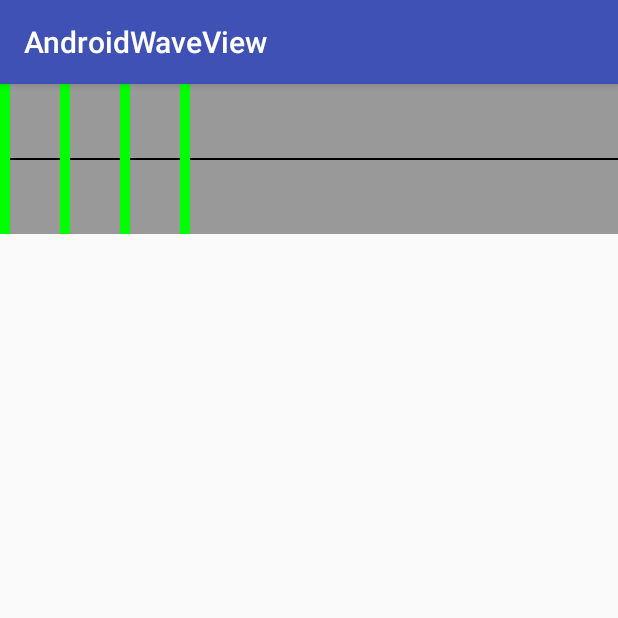
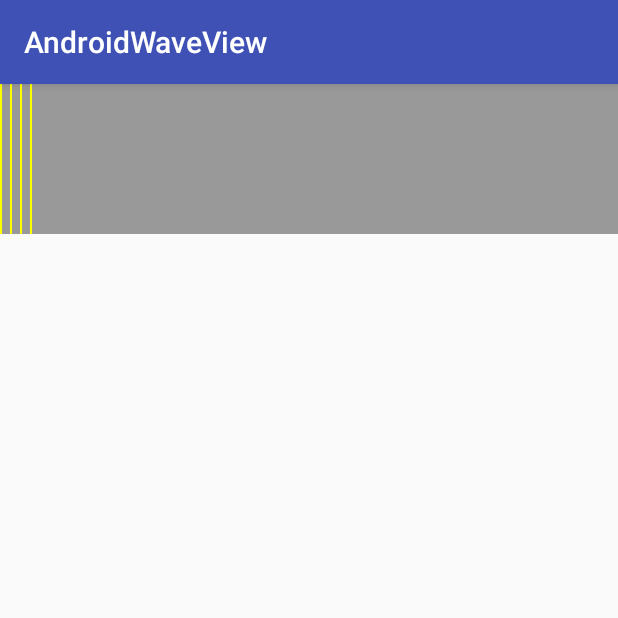
Before and after one commit to chr1123/AndroidWaveView, an Android app: the screen it shows after launch (MainActivity), on a phone screen of 412 x 824 dp, the top half of it. Run offline under Robolectric (Android 15) with nearby library versions, the phone set to English and light mode, and no system bars.

Commit message:
添加了一些样式的自定义，如波形类型、线条宽度、颜色、间距

```diff
--- a/app/src/main/res/layout/activity_main.xml
+++ b/app/src/main/res/layout/activity_main.xml
@@ -3,13 +3,20 @@
     xmlns:tools="http://schemas.android.com/tools"
     android:layout_width="match_parent"
     android:layout_height="match_parent"
+    xmlns:app="http://schemas.android.com/apk/res-auto"
     tools:context="com.chrischen.androidwaveview.MainActivity">
 
     <com.chrischen.waveview.WaveView
         android:id="@+id/waveView"
         android:layout_width="match_parent"
         android:layout_height="100dp"
-        android:background="#999"/>
+        android:background="#999"
+        app:wvType="single"
+        app:wvCenterLineColor="#f0f"
+        app:wvCenterLineWidth="1dp"
+        app:wvLineColor="#ff0"
+        app:wvLineWidth="1dp"
+        app:wvLineSpace="5dp"/>
 
 
 </FrameLayout>
--- a/waveview/src/main/java/com/chrischen/waveview/WaveView.java
+++ b/waveview/src/main/java/com/chrischen/waveview/WaveView.java
@@ -1,10 +1,12 @@
 package com.chrischen.waveview;
 
 import android.content.Context;
+import android.content.res.TypedArray;
 import android.graphics.Canvas;
 import android.graphics.Color;
 import android.graphics.Paint;
 import android.support.annotation.Nullable;
+import android.support.v4.content.ContextCompat;
 import android.util.AttributeSet;
 import android.util.Log;
 import android.view.MotionEvent;
@@ -24,22 +26,56 @@ public class WaveView extends View {
 
     public WaveView(Context context, @Nullable AttributeSet attrs) {
         super(context, attrs);
+        init(attrs);
     }
 
     public WaveView(Context context, @Nullable AttributeSet attrs, int defStyleAttr) {
         super(context, attrs, defStyleAttr);
+        init(attrs);
     }
+
+    private Integer waveType;//波形展示类型
+    private int centerLineColor = Color.BLACK;
+    private int centerLineWidth = 1;
+    private int lineColor = Color.GREEN;
+    private int lineWidth = 10;//竖线的宽度
+    private int lineSpace = 30;//竖线之间的间隔宽度
+
+    public static final int WVTYPE_CENTER_LINE = 0;//竖线从中间开始 向上向下长度相同
+    public static final int WVTYPE_SINGLE = 1;//竖线从底部开始向上计算
 
 
     private List<Integer> values;//存放数值
     private int fullValue = 100;//相对最大值
     private float mScale = 0;//传入值转换为有效数值需要使用的比例
     private int maxValue = 1;//当前数组中的最大值 该值乘以scale应等于fullValue
-    private int spaceEachLine=50;//竖线之间的间隔宽度
-    private int lineWidth = 10;//竖线的宽度
     private int maxLineCount ;
+    private boolean hasOver;//值记录是否已完毕
 
-    private boolean hasOver;//值记录是否已完毕
+    Paint paintCenterLine,paintLine;
+
+
+
+    private void init(AttributeSet attrs){
+        final TypedArray typedArray = getContext().obtainStyledAttributes(attrs, R.styleable.WaveView);
+        waveType = typedArray.getInt(R.styleable.WaveView_wvType, 0);
+        centerLineColor = typedArray.getColor(R.styleable.WaveView_wvCenterLineColor,Color.BLACK);
+        centerLineWidth = typedArray.getDimensionPixelSize(R.styleable.WaveView_wvCenterLineWidth,1);
+        lineColor = typedArray.getColor(R.styleable.WaveView_wvLineColor,Color.GREEN);
+        lineWidth = typedArray.getDimensionPixelSize(R.styleable.WaveView_wvLineWidth,10);
+        lineSpace = typedArray.getDimensionPixelSize(R.styleable.WaveView_wvLineSpace,30);
+
+        paintCenterLine = new Paint();
+        paintCenterLine.setStrokeWidth(centerLineWidth);
+        paintCenterLine.setColor(centerLineColor);
+
+        paintLine = new Paint();
+        paintLine.setStrokeWidth(lineWidth);
+        paintLine.setAntiAlias(true);
+        paintLine.setColor(lineColor);
+    }
+
+
 
     public void putValue(int value){
         if (value>maxValue){
@@ -92,22 +128,15 @@ public class WaveView extends View {
     protected void onDraw(Canvas canvas) {
         int yCenter = getHeight() / 2;
         if (maxLineCount==0){
-            maxLineCount = getWidth()/(spaceEachLine+lineWidth);
+            maxLineCount = getWidth()/(lineSpace+lineWidth);
         }
-        /***************画中线*****************/
-        Paint paintCenterLine = new Paint();
-        paintCenterLine.setStrokeWidth(2);
-        paintCenterLine.setColor(Color.BLACK);
-        canvas.drawLine(0,yCenter,getWidth(),yCenter,paintCenterLine);
+        if (waveType==WVTYPE_CENTER_LINE){
+            /***************画中线*****************/
+            canvas.drawLine(0,yCenter,getWidth(),yCenter,paintCenterLine);
+        }
         /***************画竖线*****************/
         //判断当前数组中的数据是否超出了可画竖线最大条数
         if(values!=null){
-            //竖线画笔
-            Paint paintLine = new Paint();
-            paintLine.setStrokeWidth(lineWidth);
-            paintLine.setAntiAlias(true);
-            paintLine.setColor(Color.GREEN);
-
             /**找出当前第一条竖线以及偏移量*/
             int startIndex = 0;//第一条线
             int startOffset = 0;//第一条线的偏移
@@ -122,8 +151,8 @@ public class WaveView extends View {
                     startIndex = values.size()-maxLineCount;
                 }
                 //计算移动线条数
-                int moveLineSize = moveX/(lineWidth+spaceEachLine);
-                startOffset = moveX%(lineWidth+spaceEachLine);
+                int moveLineSize = moveX/(lineWidth+lineSpace);
+                startOffset = moveX%(lineWidth+lineSpace);
                 int currentIndex = startIndex+moveLineSize;
                 if (currentIndex<0){//到达最左边
                     startIndex = 0;
@@ -142,14 +171,28 @@ public class WaveView extends View {
             }
             //画竖线
             for (int i=startIndex;i<values.size();i++){
-                int startX = (i-startIndex)*(spaceEachLine+lineWidth)+lineWidth/2 - startOffset ;
-                int endX =  startX;
+                int startX =0;
+                int endX =0;
+                int startY =0;
+                int endY =0;
                 int lineHeight = (int) ((((float)values.get(i)*mScale)/fullValue)*getHeight());
-                int startY = (getHeight()-lineHeight)/2;
-                int endY = (getHeight()-lineHeight)/2+lineHeight;
+                switch (waveType){
+                    case WVTYPE_CENTER_LINE:
+                        startX = (i-startIndex)*(lineSpace+lineWidth)+lineWidth/2 - startOffset ;
+                        endX =  startX;
+                        startY = (getHeight()-lineHeight)/2;
+                        endY = (getHeight()-lineHeight)/2+lineHeight;
+                        break;
+                    case WVTYPE_SINGLE:
+                        startX = (i-startIndex)*(lineSpace+lineWidth)+lineWidth/2 - startOffset ;
+                        endX =  startX;
+                        startY = getHeight()-lineHeight;
+                        endY = getHeight();
+                        break;
+                }
                 canvas.drawLine(startX,startY,endX,endY,paintLine);
-                Paint pNum = new Paint();
-                pNum.setColor(Color.RED);
+               // Paint pNum = new Paint();
+               // pNum.setColor(Color.RED);
                // canvas.drawText(""+i,startX,yCenter,pNum); 画出竖线index便于测试
             }
 
```
Also changed, not shown: waveview/src/main/res/values/attrs.xml (added, +14 -0 lines).
